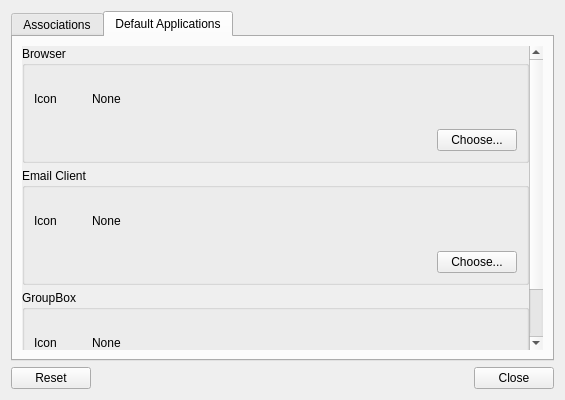
Old version of the form lxqt-config-file-associations/mimetypeviewer.ui in the repository lxqt/lxqt-config.
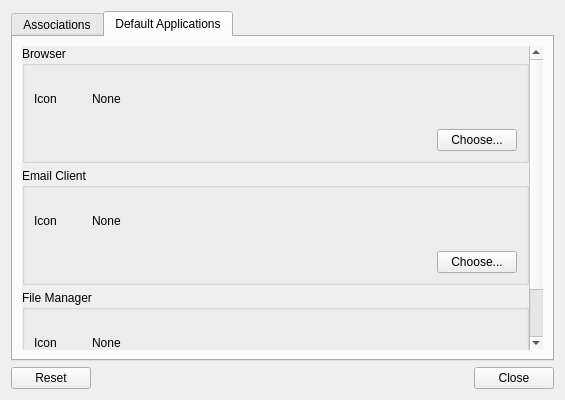
New version of the form. The open tabs and pages were chosen to show the change.

Commit message: Added a missing string to GUI

```diff
--- a/lxqt-config-file-associations/mimetypeviewer.ui
+++ b/lxqt-config-file-associations/mimetypeviewer.ui
@@ -494,7 +494,7 @@
            <item>
             <widget class="QGroupBox" name="fileManagerGroupBox">
              <property name="title">
-              <string>GroupBox</string>
+              <string>File Manager</string>
              </property>
              <layout class="QGridLayout" name="gridLayout_4">
               <item row="0" column="0">
```
